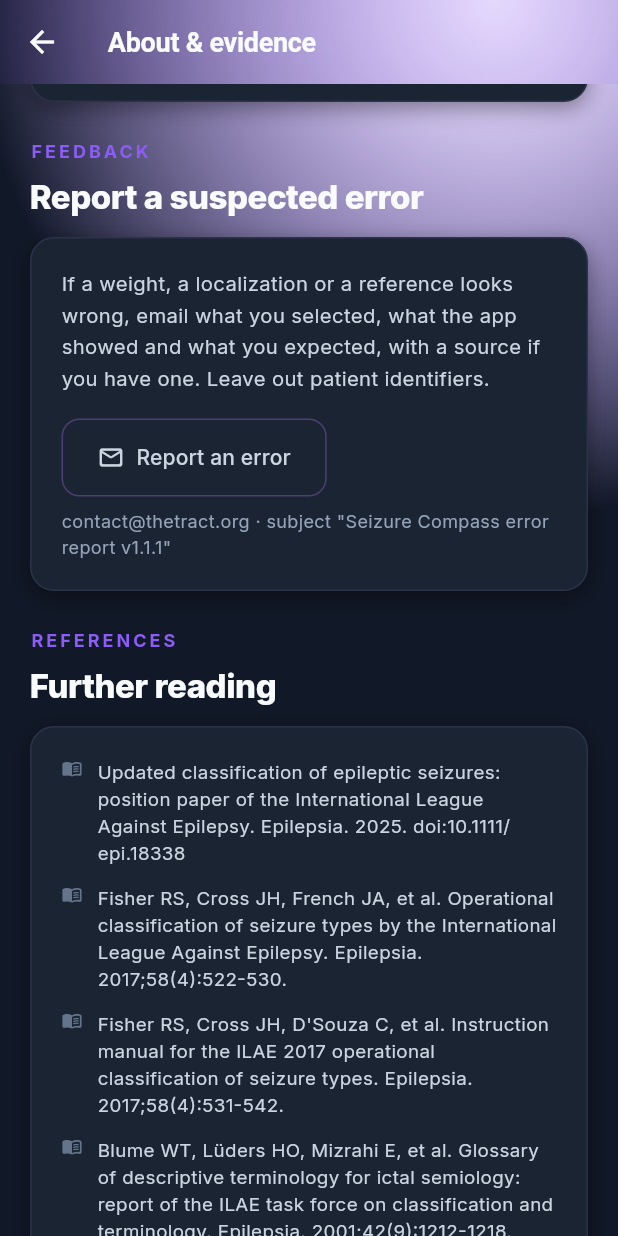
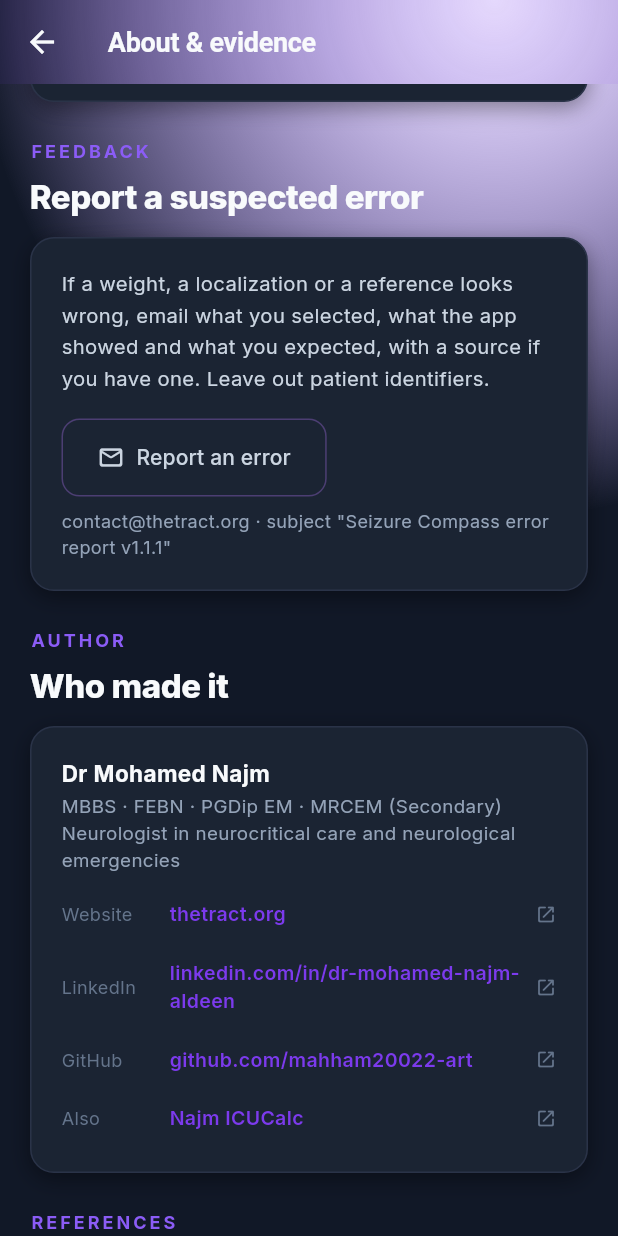
Before and after one commit to mahham20022-art/seizure-compass, a Flutter app: the AboutScreen screen opened directly, scrolled down 1728 dp, on a phone screen of 412 x 824 dp. Run offline on Flutter 3.47's test engine with Material 3 defaults, Android fonts, the phone set to English and light mode, and no system bars.

Commit message:
Custom domain compass.thetract.org, SEO meta, sitemap, analytics, author links
Co-Authored-By: Claude Opus 5.5 <noreply@anthropic.com>
Claude-Session: https://claude.ai/code/session_01DgXTjCMGnEWeTxhME5yiQs

```diff
--- a/lib/features/about/about_screen.dart
+++ b/lib/features/about/about_screen.dart
@@ -129,6 +129,30 @@ class AboutScreen extends StatelessWidget {
                         ),
                         SizedBox(height: AppSpacing.s4),
                         ReportErrorButton(),
+                      ],
+                    ),
+                  ),
+                  const SizedBox(height: AppSpacing.s6),
+                  const SectionHeader(kicker: 'Author', title: 'Who made it'),
+                  const SizedBox(height: AppSpacing.s3),
+                  const GlassCard(
+                    child: Column(
+                      crossAxisAlignment: CrossAxisAlignment.start,
+                      children: [
+                        Text(
+                          'Dr Mohamed Najm',
+                          style: TextStyle(color: AppColors.text, fontSize: 15, fontWeight: FontWeight.w700),
+                        ),
+                        SizedBox(height: 2),
+                        Text(
+                          'MBBS · FEBN · PGDip EM · MRCEM (Secondary)\nNeurologist in neurocritical care and neurological emergencies',
+                          style: TextStyle(color: AppColors.muted, fontSize: 12.5, height: 1.45),
+                        ),
+                        SizedBox(height: AppSpacing.s3),
+                        _LinkRow(label: 'Website', text: 'thetract.org', url: 'https://thetract.org/'),
+                        _LinkRow(label: 'LinkedIn', text: 'linkedin.com/in/dr-mohamed-najm-aldeen', url: 'https://www.linkedin.com/in/dr-mohamed-najm-aldeen-aa6452135'),
+                        _LinkRow(label: 'GitHub', text: 'github.com/mahham20022-art', url: 'https://github.com/mahham20022-art/seizure-compass'),
+                        _LinkRow(label: 'Also', text: 'Najm ICUCalc', url: 'https://icucalc.thetract.org/', last: true),
                       ],
                     ),
                   ),
@@ -295,6 +319,42 @@ class ReportErrorButton extends StatelessWidget {
   }
 }
 
+/// A labelled external link (opens in a new tab on the web).
+class _LinkRow extends StatelessWidget {
+  const _LinkRow({required this.label, required this.text, required this.url, this.last = false});
+
+  final String label;
+  final String text;
+  final String url;
+  final bool last;
+
+  @override
+  Widget build(BuildContext context) {
+    return Padding(
+      padding: EdgeInsets.only(bottom: last ? 0 : 8),
+      child: InkWell(
+        borderRadius: BorderRadius.circular(8),
+        onTap: () => launchUrl(Uri.parse(url), mode: LaunchMode.externalApplication, webOnlyWindowName: '_blank'),
+        child: Padding(
+          padding: const EdgeInsets.symmetric(vertical: 6),
+          child: Row(
+            children: [
+              SizedBox(
+                width: 72,
+                child: Text(label, style: const TextStyle(color: AppColors.faint, fontSize: 12)),
+              ),
+              Expanded(
+                child: Text(text, style: const TextStyle(color: AppColors.brand3, fontSize: 13, fontWeight: FontWeight.w600)),
+              ),
+              const Icon(Icons.open_in_new_rounded, size: 14, color: AppColors.faint),
+            ],
+          ),
+        ),
+      ),
+    );
+  }
+}
+
 /// A single bulleted line inside a card.
 class _Bullet extends StatelessWidget {
   const _Bullet(this.text, {this.last = false});
```
Also changed, not shown: 5 other files.
